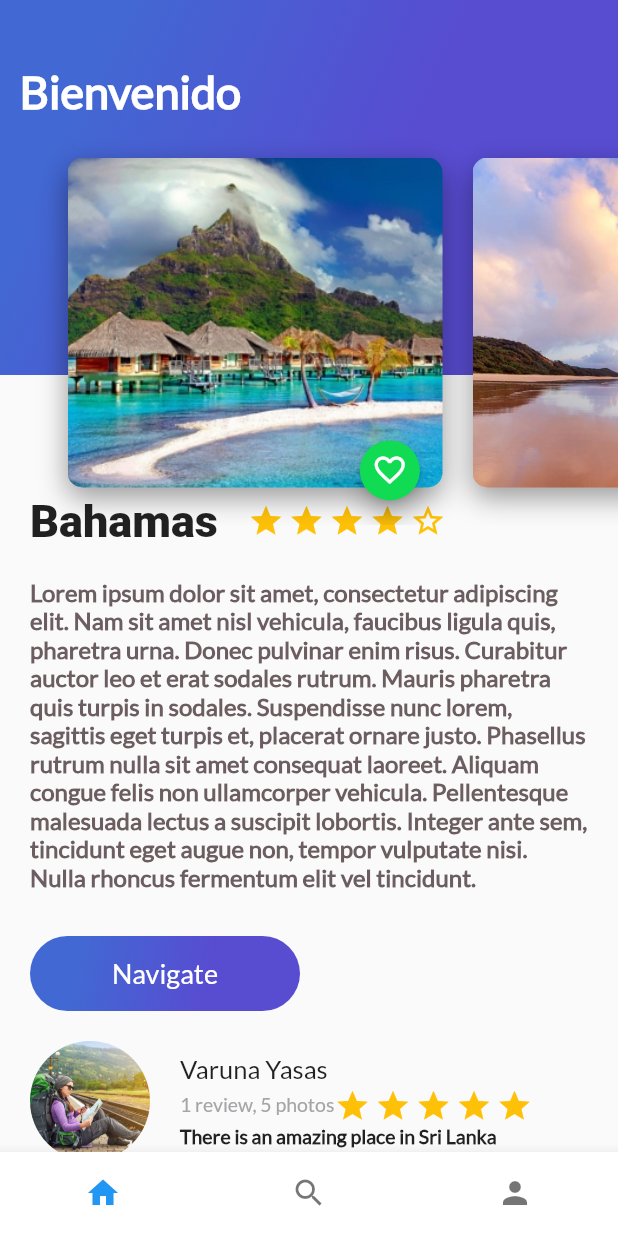
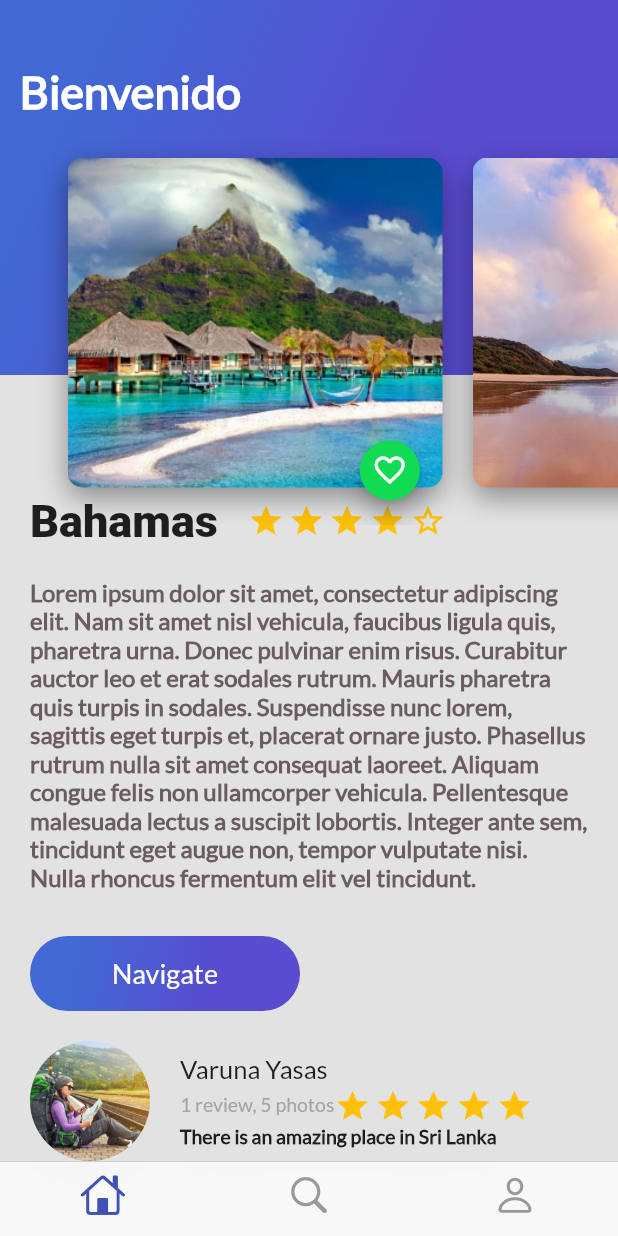
Before and after one commit to alejandrazuleta1/trips_app, a Flutter app: the screen it shows after launch, on a phone screen of 412 x 824 dp. Run offline on Flutter 3.47's test engine with Material 2 defaults, Android fonts, the phone set to English and light mode, and no system bars.

Commit message:
Agregado cupertino app, para el tema en iOS

```diff
--- a/lib/main.dart
+++ b/lib/main.dart
@@ -1,6 +1,7 @@
 import 'package:flutter/cupertino.dart';
 import 'package:flutter/material.dart';
 import 'package:platzi_trips_app/platzi_trips.dart';
+import 'package:platzi_trips_app/platzi_trips_cupertino.dart';
 
 void main() {
   runApp(MyApp());
@@ -15,7 +16,8 @@ class MyApp extends StatelessWidget {
       theme: ThemeData(
         primarySwatch: Colors.blue,
       ),
-      home: PlatziTrips()
+      //home: PlatziTrips()
+      home: PlatziTripsCupertino(),
     );
   }
 }
--- /dev/null
+++ b/lib/platzi_trips_cupertino.dart
@@ -0,0 +1,50 @@
+import 'package:flutter/material.dart';
+import 'package:flutter/cupertino.dart';
+import 'package:platzi_trips_app/home_trips.dart';
+import 'package:platzi_trips_app/profile_trips.dart';
+import 'package:platzi_trips_app/search_trips.dart';
+
+class PlatziTripsCupertino extends StatelessWidget {
+  @override
+  Widget build(BuildContext context) {
+    return Scaffold(
+      bottomNavigationBar: CupertinoTabScaffold(
+        tabBar: CupertinoTabBar(
+          activeColor: Colors.indigo,
+          items: [
+            BottomNavigationBarItem(
+                icon: Icon(CupertinoIcons.home)
+            ),
+            BottomNavigationBarItem(
+                icon: Icon(CupertinoIcons.search)
+            ),
+            BottomNavigationBarItem(
+                icon: Icon(CupertinoIcons.person)
+            )
+          ],
+        ),
+        // ignore: missing_return
+        tabBuilder: (BuildContext context, int index) {
+          switch (index) {
+            case 0:
+              return CupertinoTabView(
+                builder: (BuildContext context) => HomeTrips(),
+              );
+              break;
+            case 1:
+              return CupertinoTabView(
+                builder: (BuildContext context) => SearchTrips(),
+              );
+              break;
+            case 2:
+              return CupertinoTabView(
+                builder: (BuildContext context) => ProfileTrips(),
+              );
+              break;
+          }
+        },
+      ),
+    );
+  }
+
+}
```
